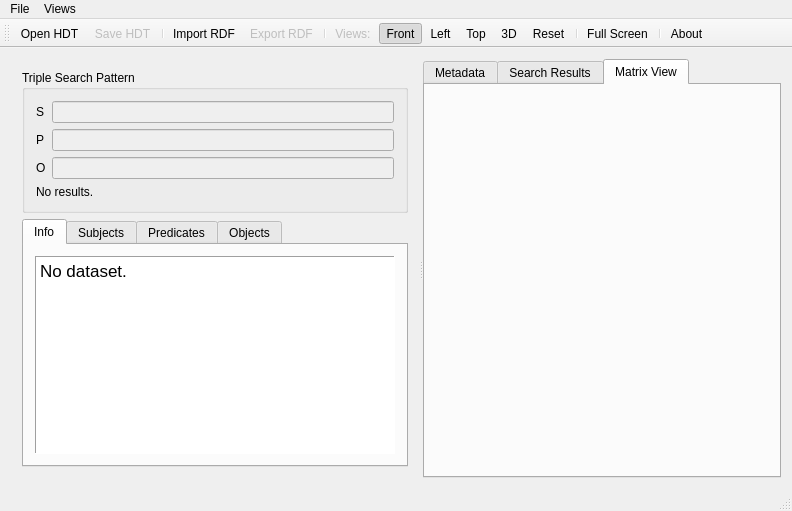
Old version of the form hdt-it/hdtit.ui in the repository rdfhdt/hdt-cpp.
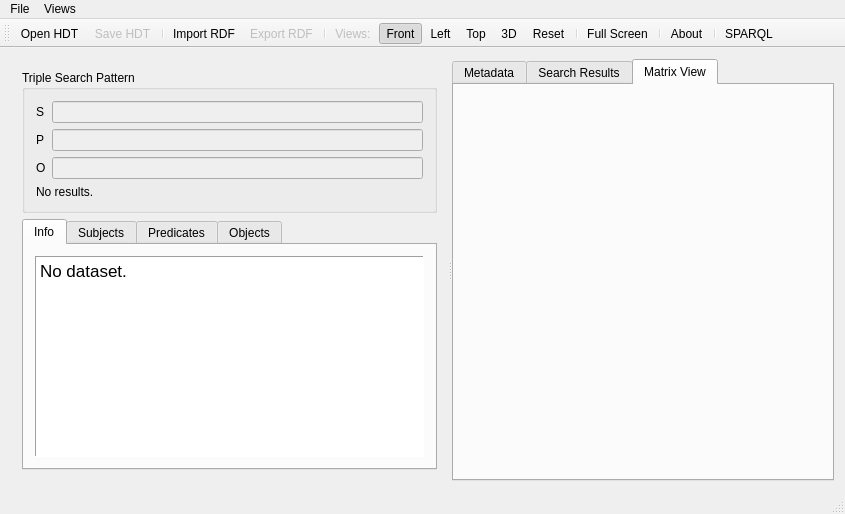
New version of the form. Icons and pictures are not drawn. Custom widgets are drawn as their Qt base class.

Commit message: Added FOQ support to HDT-it! SPARQL still uncomplete and unstable.

```diff
--- a/hdt-it/hdtit.ui
+++ b/hdt-it/hdtit.ui
@@ -6,8 +6,8 @@
    <rect>
     <x>0</x>
     <y>0</y>
-    <width>792</width>
-    <height>511</height>
+    <width>845</width>
+    <height>514</height>
    </rect>
   </property>
   <property name="windowTitle">
@@ -406,7 +406,7 @@
     <rect>
      <x>0</x>
      <y>0</y>
-     <width>792</width>
+     <width>845</width>
      <height>22</height>
     </rect>
    </property>
@@ -459,6 +459,8 @@
    <addaction name="actionFull_Screen"/>
    <addaction name="separator"/>
    <addaction name="actionAbout"/>
+   <addaction name="separator"/>
+   <addaction name="actionSparql"/>
   </widget>
   <widget class="QStatusBar" name="statusBar">
    <property name="enabled">
@@ -628,6 +630,11 @@
     <string>Ctrl+W</string>
    </property>
   </action>
+  <action name="actionSparql">
+   <property name="text">
+    <string>SPARQL</string>
+   </property>
+  </action>
  </widget>
  <layoutdefault spacing="6" margin="11"/>
  <customwidgets>
```
The commit also changes 22 other files.
